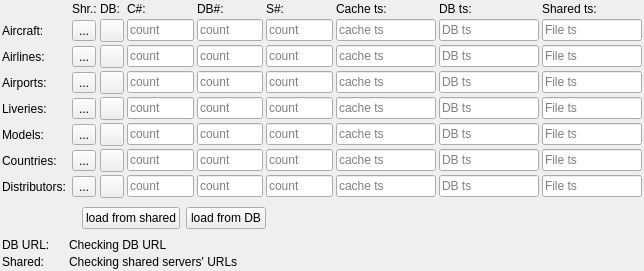
The window that src/blackgui/components/dbloadoverviewcomponent.ui (swift-project/pilotclient) describes before a commit, drawn with Qt 5.
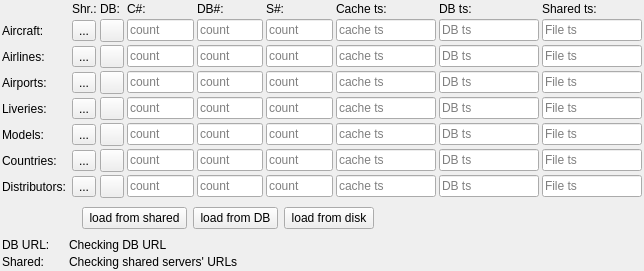
The same window after the commit. Icons and pictures are not drawn.

Commit message: Ref T246, data can also be loaded from resource files

Patch:
```diff
--- a/src/blackgui/components/dbloadoverviewcomponent.ui
+++ b/src/blackgui/components/dbloadoverviewcomponent.ui
@@ -973,7 +973,7 @@
       <item>
        <widget class="QPushButton" name="pb_LoadAllFromShared">
         <property name="text">
-         <string>load from shared</string>
+         <string> load from shared </string>
         </property>
         <property name="icon">
          <iconset resource="../../blackmisc/blackmisc.qrc">
@@ -984,7 +984,7 @@
       <item>
        <widget class="QPushButton" name="pb_LoadAllFromDB">
         <property name="text">
-         <string>load from DB</string>
+         <string> load from DB </string>
         </property>
         <property name="icon">
          <iconset resource="../../blackmisc/blackmisc.qrc">
@@ -992,6 +992,17 @@
         </property>
        </widget>
       </item>
+      <item>
+       <widget class="QPushButton" name="pb_LoadAllFromResources">
+        <property name="text">
+         <string> load from disk </string>
+        </property>
+        <property name="icon">
+         <iconset resource="../../blackmisc/blackmisc.qrc">
+          <normaloff>:/pastel/icons/pastel/16/disk.png</normaloff>:/pastel/icons/pastel/16/disk.png</iconset>
+        </property>
+       </widget>
+      </item>
       <item>
        <spacer name="hs_LoadAllButtons">
         <property name="orientation">
```
Left out of the diff: 60 changed lines with no effect on the pictures. The commit also changes 4 other files.
